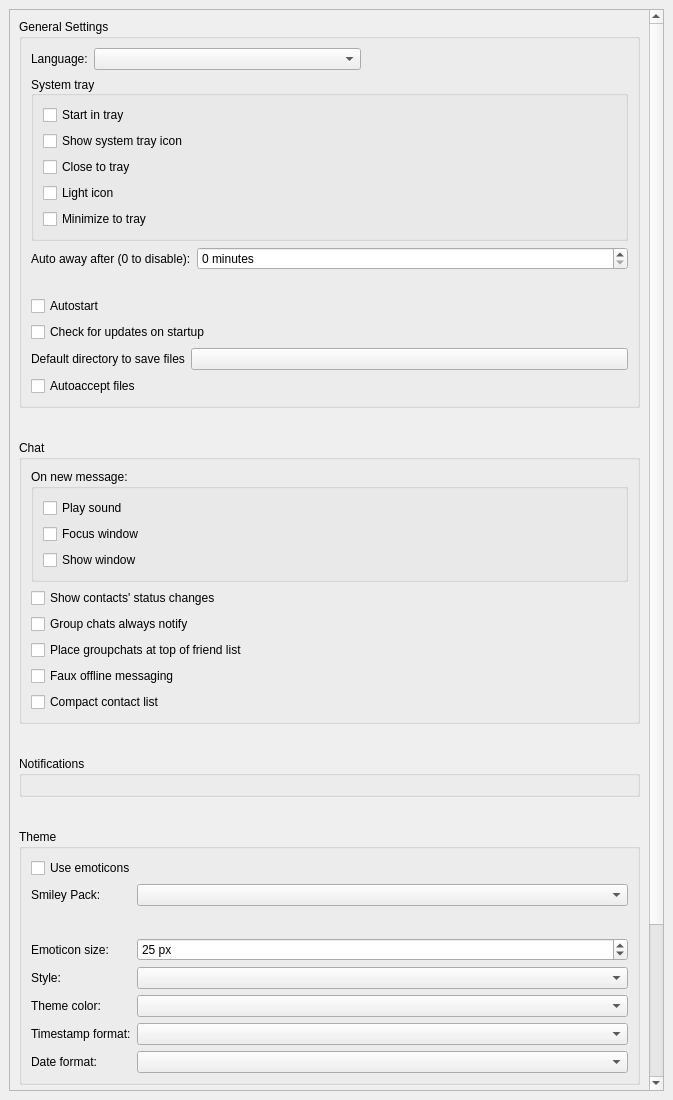
The window that src/widget/form/settings/generalsettings.ui (qTox/qTox) describes before a commit, drawn with Qt 5.
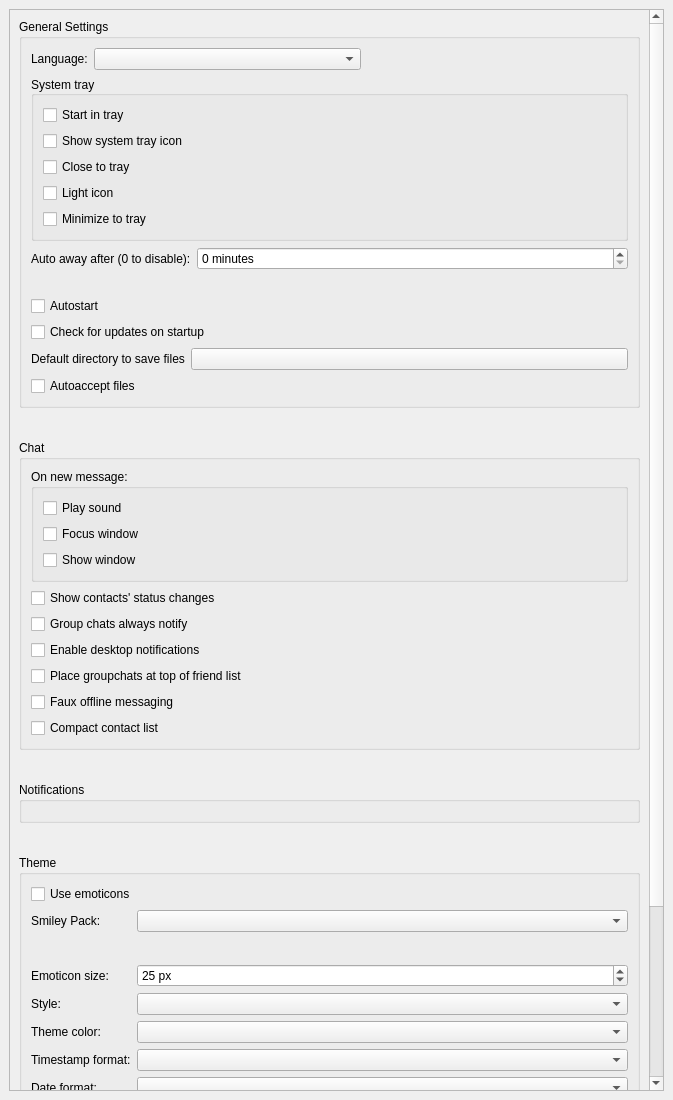
The same window after the commit. Custom widgets are drawn as their Qt base class.

Commit message: Notifications: Add notification enable settings, update Snorenotify backend

What changed in the file:
```diff
--- a/src/widget/form/settings/generalsettings.ui
+++ b/src/widget/form/settings/generalsettings.ui
@@ -40,7 +40,7 @@
         <x>0</x>
         <y>0</y>
         <width>639</width>
-        <height>1334</height>
+        <height>1361</height>
        </rect>
       </property>
       <layout class="QVBoxLayout" name="verticalLayout_4" stretch="0,0,0,0,1">
@@ -374,6 +374,13 @@
             </property>
            </widget>
           </item>
+          <item>
+           <widget class="QCheckBox" name="cbDesktopNotifications">
+            <property name="text">
+             <string>Enable desktop notifications</string>
+            </property>
+           </widget>
+          </item>
           <item>
            <widget class="QCheckBox" name="cbGroupchatPosition">
             <property name="toolTip">
```
The commit also changes 10 other files.
